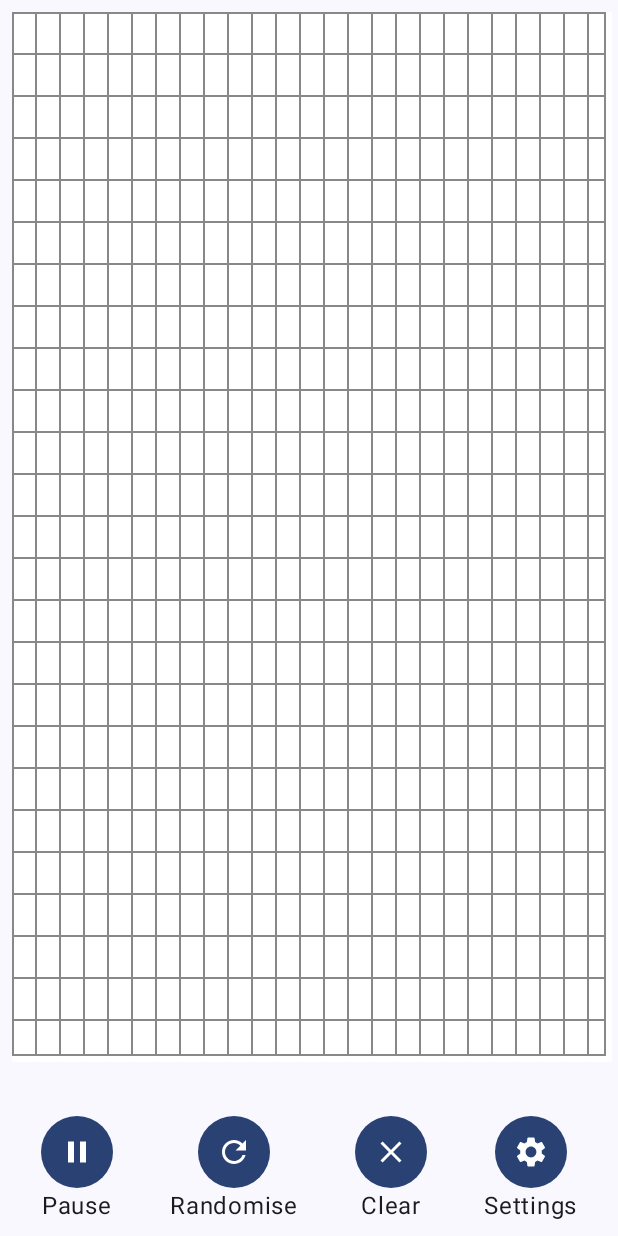
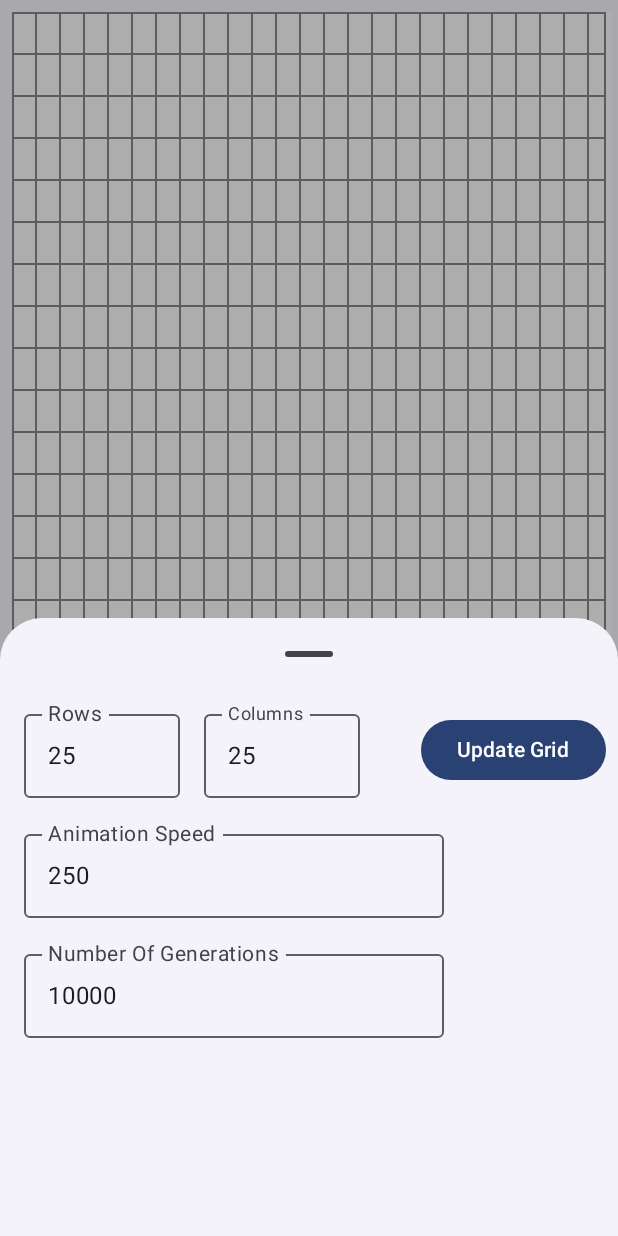
Before and after one commit to HexedAgain/GameOfLife, an Android app built with Jetpack Compose: the screen it shows after launch (MainActivity), after a tap on "Game Settings", on a phone screen of 412 x 824 dp. Run offline under Robolectric (Android 15) with nearby library versions, the phone set to English and light mode, and no system bars; our stand-ins replace Timber.

Commit message:
more content in bottom sheet

```diff
--- a/app/src/main/java/com/example/gameoflife/ui/MainActivity.kt
+++ b/app/src/main/java/com/example/gameoflife/ui/MainActivity.kt
@@ -31,7 +31,6 @@ import androidx.compose.material3.ModalBottomSheet
 import androidx.compose.material3.OutlinedTextField
 import androidx.compose.material3.Surface
 import androidx.compose.material3.Text
-import androidx.compose.material3.rememberBottomSheetScaffoldState
 import androidx.compose.material3.rememberStandardBottomSheetState
 import androidx.compose.runtime.Composable
 import androidx.compose.runtime.LaunchedEffect
@@ -39,7 +38,6 @@ import androidx.compose.runtime.collectAsState
 import androidx.compose.runtime.getValue
 import androidx.compose.runtime.mutableStateOf
 import androidx.compose.runtime.remember
-import androidx.compose.runtime.rememberCoroutineScope
 import androidx.compose.runtime.setValue
 import androidx.compose.ui.Alignment
 import androidx.compose.ui.Modifier
@@ -72,40 +70,21 @@ class MainActivity: ComponentActivity() {
                     modifier = Modifier.fillMaxSize(),
                     color = MaterialTheme.colorScheme.background
                 ) {
-                    val scope = rememberCoroutineScope()
                     var showBottomSheet by remember { mutableStateOf(false) }
                     val sheetState = rememberStandardBottomSheetState(skipHiddenState = false)
-                    val scaffoldState = rememberBottomSheetScaffoldState(bottomSheetState = sheetState)
                     LaunchedEffect(Unit) {
                         sheetState.show() // this is a hack because the modal sheet instantly opens
                         sheetState.hide() // without animation when first triggered (looks crapola)
                     }
-//                    BottomSheetScaffold(
-//                        scaffoldState = scaffoldState,
-//                        sheetContent = {
-//                            Column(modifier = Modifier.fillMaxHeight(.75f)){
-//                                Text("sheet content")
-//                            }
-//                        },
-//                        sheetPeekHeight = 0.dp
-//                    ) {
-//                        GameOfLifeContent(sheetState, scope)
-//                    }
                     if (showBottomSheet) {
-                        LaunchedEffect(Unit) {
-                            sheetState.hide()
-                        }
                         ModalBottomSheet(
                             onDismissRequest = { showBottomSheet = false },
                             sheetState = sheetState
                         ) {
-//                            Column(modifier = Modifier.fillMaxHeight(0.75f)) {
-                                Text("test")
-//                            }
+                            SheetContent()
                         }
                     }
-                    //GameOfLifeContent(sheetState, scope)
-                    GameOfLifeContent2() {
+                    GameOfLifeContent() {
                         showBottomSheet = true
                     }
                 }
@@ -116,51 +95,19 @@ class MainActivity: ComponentActivity() {
 
 @Composable
 fun SheetContent() {
-    Column() {
-
-    }
-}
-
-@OptIn(ExperimentalMaterial3Api::class)
-@Composable
-//fun GameOfLifeContent(sheetState: SheetState, scope: CoroutineScope) {
-fun GameOfLifeContent(
-    mainScreenViewModel: MainScreenViewModel = koinViewModel(),
-    onShow: () -> Unit
-) {
     Column(
-        modifier = Modifier.padding(8.dp)
+        modifier = Modifier.fillMaxHeight(.5f)
     ) {
-        CellsGrid()
-        Row() {
-//            Button(onClick = { mainScreenViewModel.startGameOfLife2() }) {
-//                Text(stringResource(id = R.string.play_game_of_life))
-//            }
-//            Button( onClick = {}) {
-//                Text(stringResource(id = R.string.play_game_of_life))
-//            }
-            IconButton(onClick = { /*TODO*/ }) {
-
-            }
-        }
-        Button(onClick = {
-            onShow()
-//            scope.launch {
-//                Timber.e("showing sheet")
-//                sheetState.expand()
-//            }
-        }) {
-            Text ("show sheet")
-        }
         NumberOfCellsRow()
-        PlayGameOfLife()
+        AnimationSpeedRow()
+        NumberOfGenerationsRow()
     }
 }
 
 @Composable
-fun GameOfLifeContent2(
+fun GameOfLifeContent(
     mainScreenViewModel: MainScreenViewModel = koinViewModel(),
-    onShow: () -> Unit
+    onShowBottomSheet: () -> Unit
 ) {
     val isPlaying by mainScreenViewModel.isPlaying.collectAsState()
     Column(
@@ -193,13 +140,12 @@ fun GameOfLifeContent2(
             )
             ActionButton(
                 ActionButtonConfig.actionFor(ActionType.SETTINGS),
-                actionClick = {}
+                actionClick = { onShowBottomSheet() }
             )
         }
     }
 }
 
-@OptIn(ExperimentalMaterial3Api::class)
 @Composable
 fun NumberOfCellsRow(
     mainScreenViewModel: MainScreenViewModel = koinViewModel()
@@ -207,6 +153,7 @@ fun NumberOfCellsRow(
     val rows by mainScreenViewModel.rows.collectAsState()
     val columns by mainScreenViewModel.columns.collectAsState()
     Row(
+        modifier = Modifier.padding(horizontal = 8.dp),
         verticalAlignment = Alignment.CenterVertically
     ) {
         OutlinedTextField(
@@ -227,12 +174,49 @@ fun NumberOfCellsRow(
             value = "${columns ?: ""}",
             onValueChange = { mainScreenViewModel.updateColumns(it) }
         )
+        Spacer(modifier = Modifier.weight(1f))
         Button(
             onClick = { mainScreenViewModel.initialiseCells(rows, columns) },
             enabled = rows != null && columns != null
         ) {
             Text(stringResource(id = R.string.update_grid))
         }
+    }
+}
+
+@Composable
+fun AnimationSpeedRow(mainScreenViewModel: MainScreenViewModel = koinViewModel()) {
+    val animationSpeed by mainScreenViewModel.stepDurationMs.collectAsState()
+    Row(
+        modifier = Modifier.padding(horizontal = 8.dp),
+        verticalAlignment = Alignment.CenterVertically
+    ) {
+        OutlinedTextField(
+            keyboardOptions = KeyboardOptions.Default.copy(keyboardType = KeyboardType.Number),
+            modifier = Modifier
+                .padding(8.dp),
+            label = { Text(stringResource(id = R.string.animation_speed), fontSize = 14.sp) },
+            value = "${animationSpeed ?: ""}",
+            onValueChange = { }
+        )
+    }
+}
+
+@Composable
+fun NumberOfGenerationsRow(mainScreenViewModel: MainScreenViewModel = koinViewModel()) {
+    val noOfGenerations by mainScreenViewModel.stepsRemaining.collectAsState()
+    Row(
+        modifier = Modifier.padding(horizontal = 8.dp),
+        verticalAlignment = Alignment.CenterVertically
+    ) {
+        OutlinedTextField(
+            keyboardOptions = KeyboardOptions.Default.copy(keyboardType = KeyboardType.Number),
+            modifier = Modifier
+                .padding(8.dp),
+            label = { Text(stringResource(id = R.string.number_of_generations), fontSize = 14.sp) },
+            value = "${noOfGenerations ?: ""}",
+            onValueChange = { }
+        )
     }
 }
 
@@ -253,7 +237,6 @@ fun CellsGrid(
     val gridHeight = configuration.screenHeightDp.dp - 128.dp
     val width = gridWidth / numRows
     val height = gridHeight / numCols
-//    val height = colHeight / numCols
     val context = LocalContext.current
     Column(
         // Note: defining clickable on each of the cells seems to be a massive performance hit
@@ -291,15 +274,6 @@ fun CellsGrid(
                 }
             }
         }
-    }
-}
-
-@Composable
-fun PlayGameOfLife(mainScreenViewModel: MainScreenViewModel = koinViewModel()) {
-    Button(onClick = {
-        mainScreenViewModel.startGameOfLife2()
-    }) {
-        Text(stringResource(id = R.string.content_descr_play_game_of_life))
     }
 }
 
--- a/app/src/main/res/values/strings.xml
+++ b/app/src/main/res/values/strings.xml
@@ -3,6 +3,9 @@
 
     <string name="number_of_rows">Rows</string>
     <string name="number_of_columns">Columns</string>
+    <string name="animation_speed">Animation Speed</string>
+    <string name="number_of_generations">Number Of Generations</string>
+    <string name="milliseconds">Milliseconds</string>
     <string name="update_grid">Update Grid</string>
     <string name="content_descr_play_game_of_life">Play Game Of Life</string>
     <string name="content_descr_pause_game_of_life">Pause Game Of Life</string>
```
